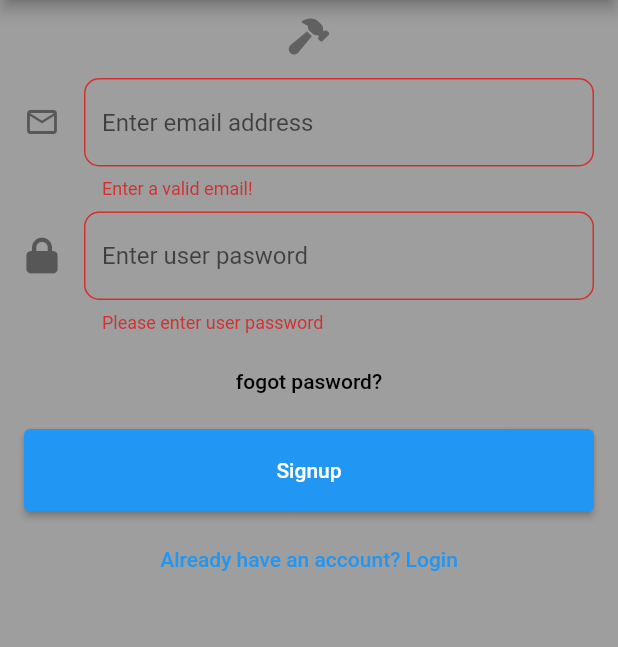
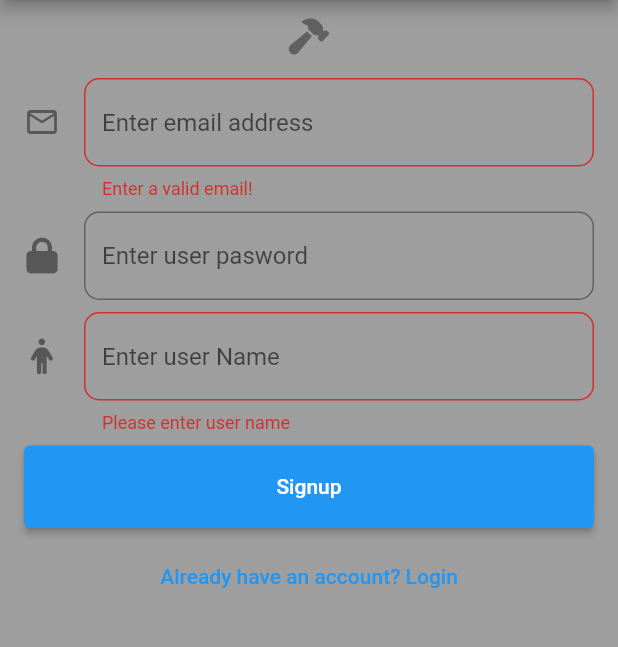
Before and after one commit to kartik01112004/login_page, a Flutter app: the screen it shows after launch, after a tap on "Signup", on a phone screen of 412 x 824 dp, the part 84-731 px from its top. Run offline on Flutter 3.47's test engine with Material 2 defaults, Android fonts, the phone set to English and light mode, and no system bars; our stand-ins replace cloud_firestore, firebase_auth, firebase_core, font_awesome_flutter; accounts and stored records are empty.

Commit message:
added name text field

```diff
--- a/lib/login page.dart
+++ b/lib/login page.dart
@@ -2,7 +2,6 @@ import 'package:flutter/material.dart';
 import 'package:font_awesome_flutter/font_awesome_flutter.dart';
 import 'package:login_page/auth_service.dart';
 import 'package:login_page/next%20page.dart';
-
 
 class MyWidget extends StatelessWidget {
   const MyWidget({super.key});
@@ -13,14 +12,9 @@ class MyWidget extends StatelessWidget {
         // Use the FaIcon Widget + FontAwesomeIcons class for the IconData
         icon: const FaIcon(FontAwesomeIcons.hammer),
         color: Colors.grey[700],
-
-        onPressed: () {
-
-        }
-    );
+        onPressed: () {});
   }
 }
-
 
 class LOGINPAGE extends StatefulWidget {
   const LOGINPAGE({Key? key}) : super(key: key);
@@ -32,7 +26,8 @@ class LOGINPAGE extends StatefulWidget {
 class _LOGINPAGEState extends State<LOGINPAGE> {
   final _formKey = GlobalKey<FormState>();
   final _emailaddress = TextEditingController();
-  var _password = TextEditingController();
+  final _password = TextEditingController();
+  final _fullname= TextEditingController();
 
   String email = '';
   String password = '';
@@ -71,19 +66,19 @@ class _LOGINPAGEState extends State<LOGINPAGE> {
                     return 'Enter a valid email!';
                   }
                   return null;
-
                 },
-              onSaved: (value){
+                onSaved: (value) {
                   setState(() {
                     email = value!;
                   });
-              },),
+                },
+              ),
             ),
             ListTile(
               title: TextFormField(
                 keyboardType: TextInputType.emailAddress,
                 controller: _password,
-                obscureText:  true,
+                obscureText: true,
                 decoration: InputDecoration(
                   hintText: "Enter user pasword",
                   icon: const Icon(FontAwesomeIcons.lock),
@@ -92,13 +87,7 @@ class _LOGINPAGEState extends State<LOGINPAGE> {
                     borderSide: const BorderSide(),
                   ),
                 ),
-                validator: (value) {
-                  if (value == null || value.isEmpty) {
-                    return 'Please enter user password';
-                  }
-                  return null;
-                },
-                onSaved: (value){
+                onSaved: (value) {
                   setState(() {
                     password = value!;
                   });
@@ -106,12 +95,43 @@ class _LOGINPAGEState extends State<LOGINPAGE> {
               ),
             ),
             ListTile(
-              title: TextButton(onPressed: (){
-                var route = MaterialPageRoute(
-                    builder: (context) =>  NEXTPAGE( value: _emailaddress.text));
-                Navigator.of(context).push(route);
-                }, child: Text('fogot pasword?',style: TextStyle(color: Colors.black),)),
+              title: TextFormField(
+                keyboardType: TextInputType.emailAddress,
+                controller: _fullname,
+                decoration: InputDecoration(
+                  hintText: "Enter user Name",
+                  icon: const Icon(FontAwesomeIcons.person),
+                  border: OutlineInputBorder(
+                    borderRadius: BorderRadius.circular(10.0),
+                    borderSide: const BorderSide(),
                   ),
+                ),
+                validator: (value) {
+                  if (value == null || value.isEmpty) {
+                    return 'Please enter user name';
+                  }
+                  return null;
+                },
+                onSaved: (value) {
+                  setState(() {
+                    fullname = value!;
+                  });
+                },
+              ),
+            ),
+            // ListTile(
+            //   title: TextButton(
+            //       onPressed: () {
+            //         var route = MaterialPageRoute(
+            //             builder: (context) =>
+            //                 NEXTPAGE(value: _emailaddress.text));
+            //         Navigator.of(context).push(route);
+            //       },
+            //       child: const Text(
+            //         'fogot pasword?',
+            //         style: TextStyle(color: Colors.black),
+            //       )),
+            // ),
             ListTile(
               title: Container(
                 height: 55,
@@ -122,12 +142,12 @@ class _LOGINPAGEState extends State<LOGINPAGE> {
                         _formKey.currentState!.save();
                         login
                             ? AuthServices.signinUser(email, password, context)
-                            : AuthServices.signupUser(
-                            email, password, fullname, context);
+                            : AuthServices.signupUser(email, password, fullname, context);
                       }
                     },
                     child: Text(login ? 'Login' : 'Signup')),
-              ), ),
+              ),
+            ),
             ListTile(
               title: TextButton(
                   onPressed: () {
@@ -137,7 +157,8 @@ class _LOGINPAGEState extends State<LOGINPAGE> {
                   },
                   child: Text(login
                       ? "Don't have an account? Signup"
-                        : "Already have an account? Login")),)
+                      : "Already have an account? Login")),
+            )
           ],
         ),
       ),
```
Lines whose indentation alone changed are shown as unchanged.
